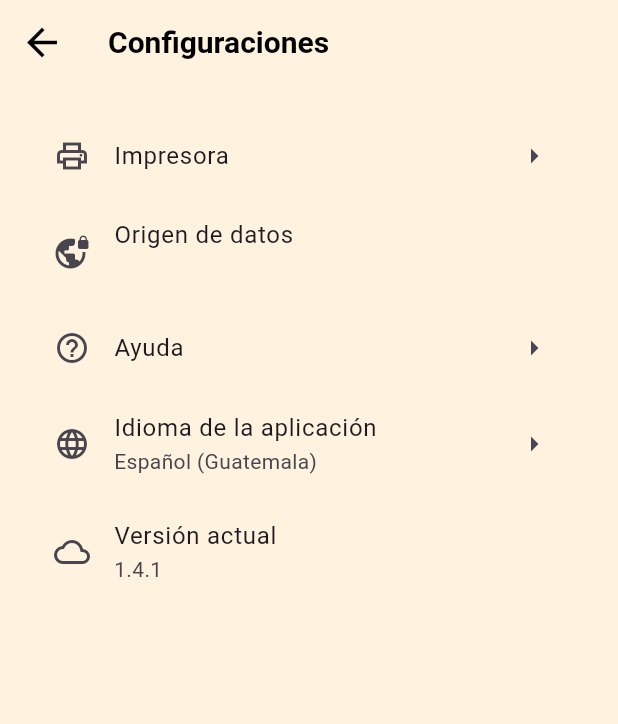
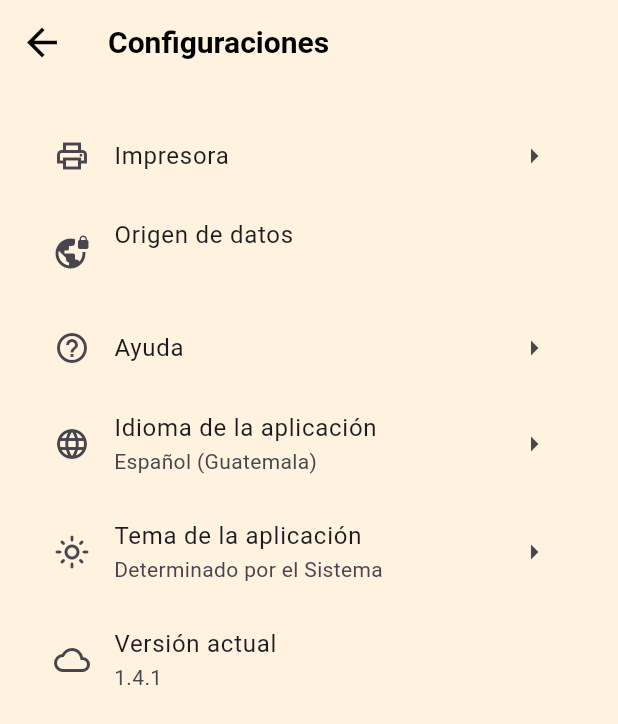
Before and after one commit to lsurec/fl-pos, a Flutter app: the SettingsView screen opened by its route, on a phone screen of 412 x 824 dp. Shown: the top 724 px of the screen. Run offline on Flutter 3.47's test engine with Material 3 defaults, Android fonts, the phone set to English and light mode, and no system bars; our stand-ins replace bloc, dropdown_button2, equatable, file_picker, flutter_bloc, package_info and 4 more; missing offline and left inert: clipboard, flutter_barcode_scanner, flutter_esc_pos_utils, flutter_pos_printer_platform, flutter_swipe_detector, restart_app; accounts and stored records are empty.

Commit message:
cambios trabjados para el tema oscuro. nueva solución, ya se teine la pantalla para seleccionar el tema en la configuracion inicial

```diff
--- a/assets/langs/en.json
+++ b/assets/langs/en.json
@@ -19,7 +19,8 @@
         "aplicacion": "Applications",
         "configuracion": "Settings",
         "nuevaVersion": "New version available.",
-        "continuar": "Update to continue."
+        "continuar": "Update to continue.",
+        "tema": "App theme"
     },
     "login": {
         "contrasena": "Password",
@@ -190,6 +191,7 @@
     "preferencias": {
         "idiomaT": "APPLICATION LANGUAGE",
         "idioma": "Select your preferred language.",
+        "tema": "Select the theme of your preference. Or continue with the topic of your device.",
         "seleccionado": "Selected language."
     },
     "error": {
--- a/assets/langs/es.json
+++ b/assets/langs/es.json
@@ -19,7 +19,10 @@
         "aplicacion": "Aplicaciones",
         "configuracion": "Configuraciones",
         "nuevaVersion": "Nueva version disponble.",
-        "continuar": "Actualiza para continuar."
+        "continuar": "Actualiza para continuar.",
+        "tema": "Tema de la aplicación",
+        "claro": "Claro",
+        "oscuro": "Oscuro"
     },
     "login": {
         "contrasena": "Contraseña",
@@ -190,6 +193,7 @@
     "preferencias": {
         "idiomaT": "IDIOMA DE LA APLICACIÓN",
         "idioma": "Selecciona el idioma de tu preferencia.",
+        "tema": "Selecciona el tema de tu preferencia. O continua con el tema de tu dispositivo.",
         "seleccionado": "Idioma seleccionado."
     },
     "error": {
--- a/lib/main.dart
+++ b/lib/main.dart
@@ -80,6 +80,7 @@ class MyApp extends StatelessWidget {
   Widget build(BuildContext context) {
     // limpiar preferencias
     // Preferences.clearLang();
+    // Preferences.clearTheme();
     // Preferences.clearUrl();
     // Preferences.clearToken();
     // Preferences.clearDocument();
--- a/lib/models/models.dart
+++ b/lib/models/models.dart
@@ -1,3 +1,4 @@
+export 'package:flutter_post_printer_example/models/theme_model.dart';
 export 'package:flutter_post_printer_example/models/print_doc_settigs_model.dart';
 export 'package:flutter_post_printer_example/models/response_model.dart';
 export 'package:flutter_post_printer_example/models/access_model.dart';
--- a/lib/routes/app_routes.dart
+++ b/lib/routes/app_routes.dart
@@ -45,6 +45,7 @@ class AppRoutes {
   static const calendario = 'Calenadario Tareas';
   static const detailsTaskCalendar = 'detailsTaskCalendar';
   static const lang = 'lang';
+  static const theme = 'theme';
 
   //otras rutas
   static Map<String, Widget Function(BuildContext)> routes = {
@@ -88,6 +89,8 @@ class AppRoutes {
     calendario: (BuildContext context) => const CalendarioView(),
     detailsTaskCalendar: (BuildContext context) => const DetalleTareaCalendariaView(),
     lang: (BuildContext context) => const LangView(),
+    theme: (BuildContext context) => const ThemeView(),
+
   };
 
   //en caso de ruta incorrecta
--- a/lib/themes/app_theme.dart
+++ b/lib/themes/app_theme.dart
@@ -124,4 +124,12 @@ class AppTheme {
       ),
     ),
   );
+
+  static int cambiarTema = 0;
+  static bool claro = false;
+  static bool oscuro = false;
+
+  static final ThemeData darkTheme = ThemeData.dark().copyWith(
+    primaryColor: Colors.white,
+  );
 }
--- a/lib/view_models/theme_view_model.dart
+++ b/lib/view_models/theme_view_model.dart
@@ -1,3 +1,144 @@
+// ignore_for_file: avoid_print
+
+import 'dart:async';
+
 import 'package:flutter/material.dart';
+import 'package:flutter_post_printer_example/displays/tareas/models/models.dart';
+import 'package:flutter_post_printer_example/services/services.dart';
+import 'package:flutter_post_printer_example/shared_preferences/preferences.dart';
+import 'package:flutter_post_printer_example/themes/app_theme.dart';
+import 'package:flutter_post_printer_example/utilities/translate_block_utilities.dart';
+import 'package:flutter_post_printer_example/widgets/widgets.dart';
+import 'package:restart_app/restart_app.dart';
 
-class ThemeViewModel extends ChangeNotifier {}
+class ThemeViewModel extends ChangeNotifier {
+  //controlar prcesos
+  bool _isLoading = false;
+  bool get isLoading => _isLoading;
+
+  set isLoading(bool value) {
+    _isLoading = value;
+    notifyListeners();
+  }
+
+  nuevoTema(BuildContext context, ThemeModel tema) {
+    Preferences.theme = tema.id;
+    Preferences.idTheme = tema.id.toString();
+    print(
+        "${tema.id} id del tema y preferencia ${Preferences.theme} ${Preferences.idTheme}");
+
+    notifyListeners();
+
+    if (AppTheme.cambiarTema == 1) {
+      guardarReiniciar(context);
+    }
+  }
+
+  List<ThemeModel> temasApp(BuildContext context) {
+    final Brightness brightness = MediaQuery.of(context).platformBrightness;
+    final bool isDarkMode = brightness == Brightness.dark;
+    final bool isLightMode = brightness == Brightness.light;
+    return [
+      ThemeModel(
+        id: 0,
+        descripcion: "Determinado por el Sistema",
+        theme: isLightMode
+            ? AppTheme.lightTheme
+            : isDarkMode
+                ? AppTheme.darkTheme
+                : AppTheme.lightTheme,
+      ),
+      ThemeModel(
+        id: 1,
+        descripcion: "Claro",
+        theme: AppTheme.lightTheme,
+      ),
+      ThemeModel(
+        id: 2,
+        descripcion: "Oscuro",
+        theme: AppTheme.darkTheme,
+      )
+    ];
+  }
+
+  Timer? timer; // Temporizador
+
+  void reiniciarTemp(BuildContext context) {
+    if (Preferences.idTheme.isEmpty) {
+      Preferences.idTheme = "1";
+      notifyListeners();
+    }
+    // isLoading = true;
+    // timer?.cancel(); // Cancelar el temporizador existente si existe
+    timer = Timer(const Duration(milliseconds: 2000), () {
+      // Función de filtrado que consume el servicio
+      FocusScope.of(context).unfocus(); //ocultar teclado
+      // reiniciarApp();
+    });
+
+    print("Tema de preferencia ${Preferences.theme}");
+  }
+
+  reiniciarApp() {
+    /// Fill webOrigin only when your new origin is different than the app's origin
+    Restart.restartApp();
+  }
+
+  guardarReiniciar(BuildContext context) async {
+    //mostrar dialogo de confirmacion
+    bool result = await showDialog(
+          context: context,
+          builder: (context) => AlertWidget(
+            textOk: AppLocalizations.of(context)!.translate(
+              BlockTranslate.botones,
+              "reiniciar",
+            ),
+            textCancel: AppLocalizations.of(context)!.translate(
+              BlockTranslate.botones,
+              "aceptar",
+            ),
+            title: AppLocalizations.of(context)!.translate(
+              BlockTranslate.preferencias,
+              "seleccionado",
+            ),
+            description: AppLocalizations.of(context)!.translate(
+              BlockTranslate.notificacion,
+              "reiniciar",
+            ),
+            onOk: () => Navigator.of(context).pop(true),
+            onCancel: () => Navigator.of(context).pop(false),
+          ),
+        ) ??
+        false;
+
+    if (!result) return;
+
+    //reiniciar la aplicacion
+    // ignore: use_build_context_synchronously
+    reiniciarTemp(context);
+  }
+
+  Icon getThemeIcon(int theme, bool isClaro, bool isOscuro) {
+    if (theme == 1) {
+      return const Icon(
+        Icons.light_mode_outlined,
+      );
+    } else if (theme == 2) {
+      return const Icon(
+        Icons.dark_mode_outlined,
+      );
+    } else if (theme == 0 && isClaro) {
+      return const Icon(
+        Icons.light_mode_outlined,
+      );
+    } else if (theme == 0 && isOscuro) {
+      return const Icon(
+        Icons.dark_mode_outlined,
+      );
+    } else {
+      return const Icon(
+        Icons.light_mode_outlined,
+      );
+    }
+  }
+}
--- a/lib/views/settings_view.dart
+++ b/lib/views/settings_view.dart
@@ -14,6 +14,7 @@ class SettingsView extends StatelessWidget {
     final vm = Provider.of<SettingsViewModel>(context);
     final vmSplash = Provider.of<SplashViewModel>(context);
     final vmLang = Provider.of<LangViewModel>(context);
+    final vmTheme = Provider.of<ThemeViewModel>(context);
 
     return Scaffold(
       appBar: AppBar(
@@ -32,27 +33,33 @@ class SettingsView extends StatelessWidget {
             children: [
               ListTile(
                 leading: const Icon(Icons.print_outlined),
-                title: Text(AppLocalizations.of(context)!.translate(
+                title: Text(
+                  AppLocalizations.of(context)!.translate(
                     BlockTranslate.impresora,
                     'impresora',
-                )),
+                  ),
+                ),
                 trailing: const Icon(Icons.arrow_right),
                 onTap: () => vm.navigatePrint(context),
               ),
               ListTile(
                 leading: const Icon(Icons.vpn_lock_outlined),
-                title: Text(AppLocalizations.of(context)!.translate(
+                title: Text(
+                  AppLocalizations.of(context)!.translate(
                     BlockTranslate.home,
                     'origen',
-                )),
+                  ),
+                ),
                 subtitle: Text(Preferences.urlApi),
               ),
               ListTile(
                 leading: const Icon(Icons.help_outline),
-                title: Text(AppLocalizations.of(context)!.translate(
+                title: Text(
+                  AppLocalizations.of(context)!.translate(
                     BlockTranslate.botones,
                     'ayuda',
-                )),
+                  ),
+                ),
                 trailing: const Icon(Icons.arrow_right),
                 onTap: () => Navigator.pushNamed(context, "help"),
               ),
@@ -65,17 +72,39 @@ class SettingsView extends StatelessWidget {
                   ),
                 ),
                 //Nombre del idioma seleccionado en el idioma seleccionado
-                subtitle: Text(vmLang
-                    .getNameLang(vmLang.languages[Preferences.idLanguage])!),
+                subtitle: Text(
+                  vmLang.getNameLang(vmLang.languages[Preferences.idLanguage])!,
+                ),
                 trailing: const Icon(Icons.arrow_right),
                 onTap: () => vm.navigateLang(context),
               ),
               ListTile(
+                leading: vmTheme.getThemeIcon(
+                  Preferences.theme,
+                  AppTheme.claro,
+                  AppTheme.oscuro,
+                ),
+                title: Text(
+                  AppLocalizations.of(context)!.translate(
+                    BlockTranslate.home,
+                    'tema',
+                  ),
+                ),
+                //Nombre del idioma seleccionado en el idioma seleccionado
+                subtitle: Text(
+                  vmTheme.temasApp(context)[Preferences.theme].descripcion,
+                ),
+                trailing: const Icon(Icons.arrow_right),
+                onTap: () => vm.navigateTheme(context),
+              ),
+              ListTile(
                 leading: const Icon(Icons.cloud_outlined),
-                title: Text(AppLocalizations.of(context)!.translate(
+                title: Text(
+                  AppLocalizations.of(context)!.translate(
                     BlockTranslate.home,
                     'versionActual',
-                )),
+                  ),
+                ),
                 subtitle: Text(vmSplash.versionLocal),
               ),
             ],
```
Also changed, not shown: lib/shared_preferences/preferences.dart (+7 -2 lines), lib/view_models/settings_view_model.dart (+11 -0 lines), lib/view_models/splash_view_model.dart (+45 -8 lines), lib/views/theme_view.dart (+56 -7 lines). Lines whose indentation alone changed are shown as unchanged.
